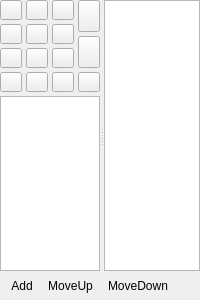
This is src/ptz-controls.ui in glikely/obs-ptz as Qt 5 draws it before an edit. The edited form follows.
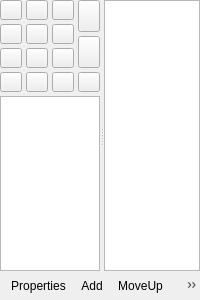
This is the edited form. Icons and pictures are not drawn. Custom widgets are drawn as their Qt base class.

Commit message:
Partial Revert "Put properties action into the camera context menu"
This partially reverts commit 98d25fd7f1a6e9d28bf916860fe17c8077d72849.
The properties button in the toolbar was missed by users and is used
frequently enough to warrent being on the toolbar. Also, from watching
user videos, not everyone realizes that there is a context menu
available in the cameras list, or that it can be opened by double
clicking on the camera. Bringing back the properties button makes
getting into the configuration dialog more intuitive.

```diff
--- a/src/ptz-controls.ui
+++ b/src/ptz-controls.ui
@@ -580,12 +580,27 @@
        <height>16</height>
       </size>
      </property>
+     <addaction name="actionProperties"/>
      <addaction name="actionPresetAdd"/>
      <addaction name="actionPresetMoveUp"/>
      <addaction name="actionPresetMoveDown"/>
     </widget>
    </item>
   </layout>
+  <action name="actionProperties">
+   <property name="enabled">
+    <bool>true</bool>
+   </property>
+   <property name="text">
+    <string>Properties</string>
+   </property>
+   <property name="toolTip">
+    <string>PTZ.Action.Properties.Tooltip</string>
+   </property>
+   <property name="class" stdset="0">
+    <string notr="true">icon-gear</string>
+   </property>
+  </action>
   <action name="actionPresetAdd">
    <property name="text">
     <string>Add</string>
```
The commit also changes 3 other files.
